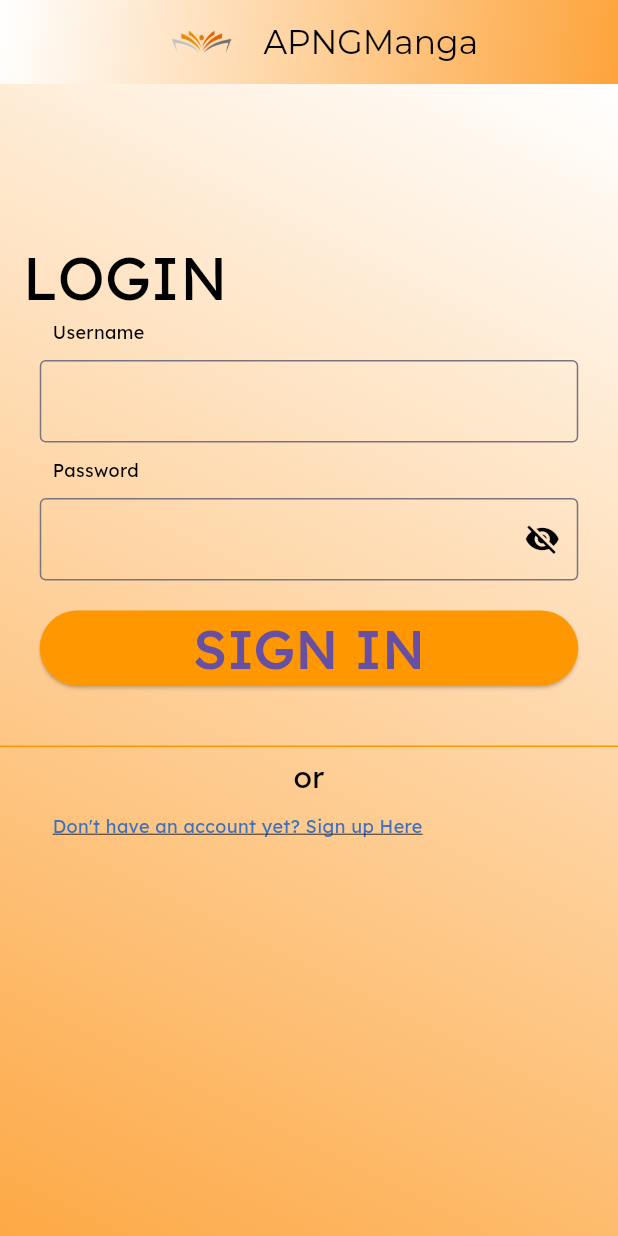
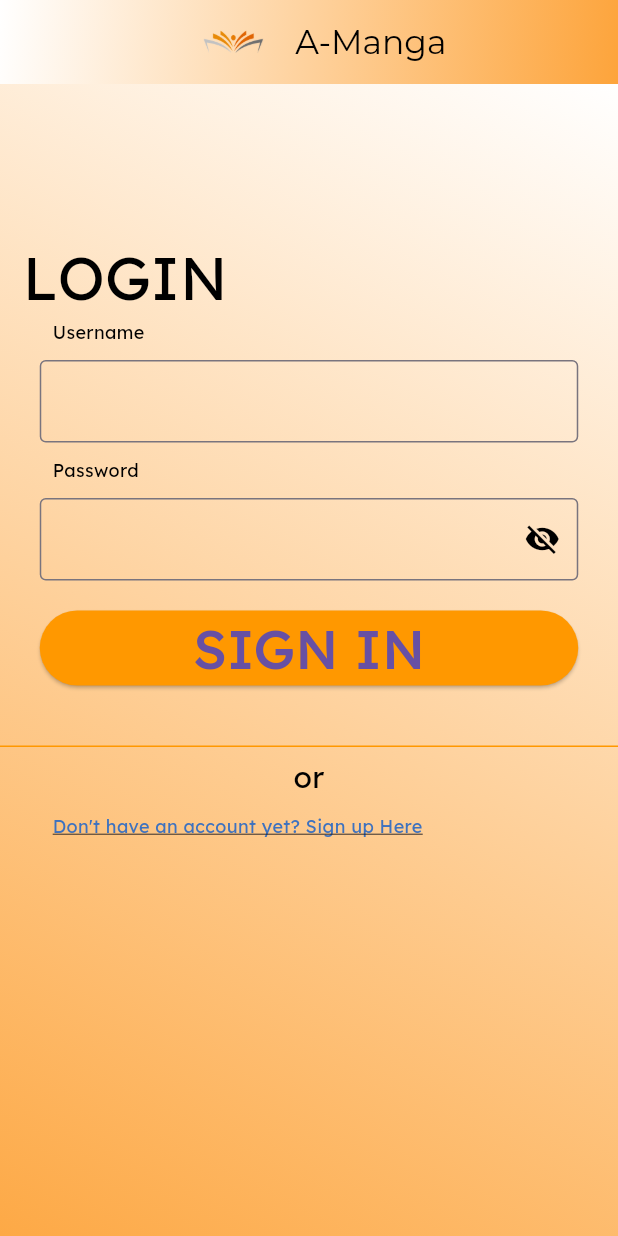
Before and after one commit to gijitsu/MangaClient, a Flutter app: the screen it shows after launch, on a phone screen of 412 x 824 dp. Run offline on Flutter 3.47's test engine with Material 3 defaults, Android fonts, the light colour scheme and no system bars; our stand-ins replace google_fonts, image_picker.

Commit message:
modified appbar

```diff
--- a/lib/generalcomponents/AppBar.dart
+++ b/lib/generalcomponents/AppBar.dart
@@ -47,7 +47,7 @@ AppBar getAppBar(context, {bool firstPages = false}) {
           FittedBox(
             fit: BoxFit.fitWidth,
             child: Text(
-              'APNGManga',
+              'A-Manga',
               style: GoogleFonts.montserrat(
                   textStyle: const TextStyle(
                 color: Colors.black,
```
